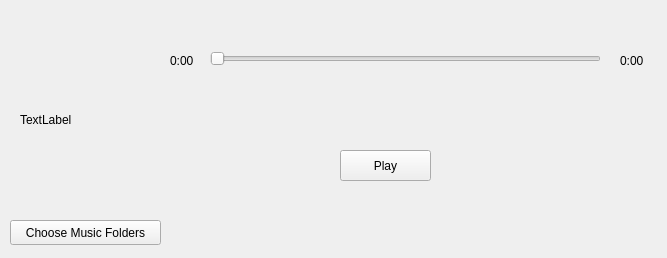
First picture: the form in minipauzer.ui, repository linkthai/Pauzer, before the edit.
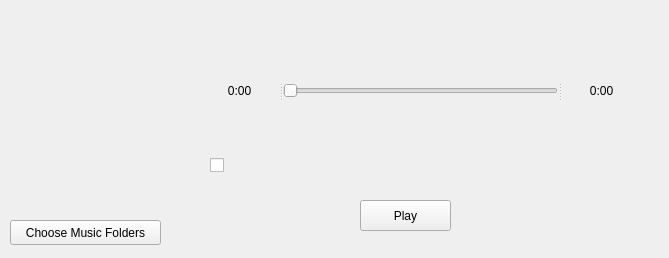
Second picture: the form after the edit. Custom widgets are drawn as their Qt base class.

```diff
--- a/minipauzer.ui
+++ b/minipauzer.ui
@@ -6,7 +6,7 @@
    <rect>
     <x>0</x>
     <y>0</y>
-    <width>667</width>
+    <width>669</width>
     <height>258</height>
    </rect>
   </property>
@@ -16,8 +16,8 @@
   <widget class="QPushButton" name="btn_Play">
    <property name="geometry">
     <rect>
-     <x>340</x>
-     <y>150</y>
+     <x>360</x>
+     <y>200</y>
      <width>91</width>
      <height>31</height>
     </rect>
@@ -26,45 +26,6 @@
     <string>Play</string>
    </property>
   </widget>
-  <widget class="SliderBar" name="sliderBar">
-   <property name="geometry">
-    <rect>
-     <x>210</x>
-     <y>50</y>
-     <width>391</width>
-     <height>18</height>
-    </rect>
-   </property>
-   <property name="orientation">
-    <enum>Qt::Horizontal</enum>
-   </property>
-  </widget>
-  <widget class="QLabel" name="lbl_CurTime">
-   <property name="geometry">
-    <rect>
-     <x>170</x>
-     <y>50</y>
-     <width>31</width>
-     <height>21</height>
-    </rect>
-   </property>
-   <property name="text">
-    <string>0:00</string>
-   </property>
-  </widget>
-  <widget class="QLabel" name="lbl_songLen">
-   <property name="geometry">
-    <rect>
-     <x>620</x>
-     <y>50</y>
-     <width>31</width>
-     <height>21</height>
-    </rect>
-   </property>
-   <property name="text">
-    <string>0:00</string>
-   </property>
-  </widget>
   <widget class="QPushButton" name="btn_ChooseFolders">
    <property name="geometry">
     <rect>
@@ -78,19 +39,65 @@
     <string>Choose Music Folders</string>
    </property>
   </widget>
-  <widget class="QLabel" name="label">
+  <widget class="QCheckBox" name="btn_play">
    <property name="geometry">
     <rect>
-     <x>20</x>
-     <y>110</y>
-     <width>631</width>
-     <height>20</height>
+     <x>210</x>
+     <y>150</y>
+     <width>31</width>
+     <height>31</height>
     </rect>
    </property>
    <property name="text">
-    <string>TextLabel</string>
+    <string/>
    </property>
   </widget>
+  <widget class="QSplitter" name="splitter">
+   <property name="geometry">
+    <rect>
+     <x>200</x>
+     <y>80</y>
+     <width>441</width>
+     <height>22</height>
+    </rect>
+   </property>
+   <property name="orientation">
+    <enum>Qt::Horizontal</enum>
+   </property>
+   <widget class="QLabel" name="lbl_CurTime">
+    <property name="font">
+     <font>
+      <family>Segoe UI</family>
+      <pointsize>9</pointsize>
+     </font>
+    </property>
+    <property name="text">
+     <string>0:00</string>
+    </property>
+    <property name="alignment">
+     <set>Qt::AlignCenter</set>
+    </property>
+   </widget>
+   <widget class="SliderBar" name="sliderBar">
+    <property name="orientation">
+     <enum>Qt::Horizontal</enum>
+    </property>
+   </widget>
+   <widget class="QLabel" name="lbl_songLen">
+    <property name="font">
+     <font>
+      <family>Segoe UI</family>
+      <pointsize>9</pointsize>
+     </font>
+    </property>
+    <property name="text">
+     <string>0:00</string>
+    </property>
+    <property name="alignment">
+     <set>Qt::AlignCenter</set>
+    </property>
+   </widget>
+  </widget>
  </widget>
  <layoutdefault spacing="6" margin="11"/>
  <customwidgets>
```
